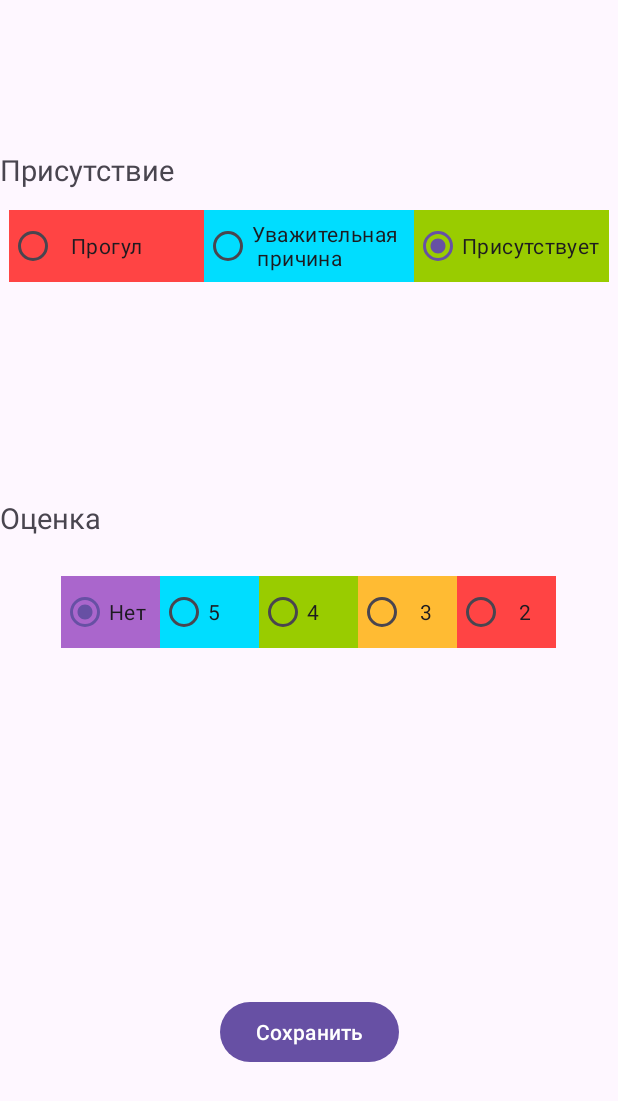
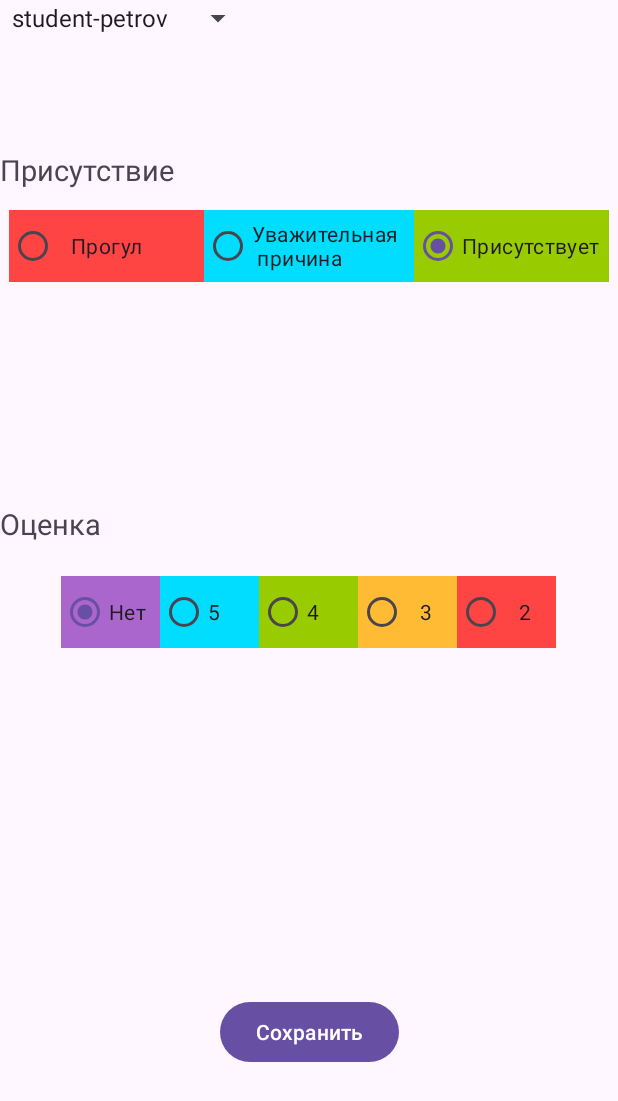
Before and after one commit to Watch-dog-s/semester_project, an Android app: the AddRecord screen opened directly, with no data from a screen before it, on a phone screen of 412 x 824 dp. Shown: the top 1101 px of the screen. Run offline under Robolectric (Android 15) with nearby library versions, the phone set to English and light mode, and no system bars; our stand-ins replace Room's generated code.

Commit message:
final version

```diff
--- a/electronic_diary/app/src/main/java/com/example/electronic_diary/AddRecord.java
+++ b/electronic_diary/app/src/main/java/com/example/electronic_diary/AddRecord.java
@@ -1,11 +1,16 @@
 package com.example.electronic_diary;
 import android.content.Context;
 import android.content.Intent;
+import android.os.AsyncTask;
 import android.os.Bundle;
+import android.util.Log;
 import android.view.View;
+import android.widget.AdapterView;
+import android.widget.ArrayAdapter;
 import android.widget.Button;
 import android.widget.EditText;
 import android.widget.RadioButton;
+import android.widget.Spinner;
 
 import androidx.activity.EdgeToEdge;
 import androidx.appcompat.app.AppCompatActivity;
@@ -13,6 +18,11 @@ import androidx.core.graphics.Insets;
 import androidx.core.view.ViewCompat;
 import androidx.core.view.WindowInsetsCompat;
 import androidx.lifecycle.ViewModelProvider;
+
+import java.util.ArrayList;
+import java.util.HashSet;
+import java.util.List;
+import java.util.Set;
 
 public class AddRecord extends AppCompatActivity {
     private RadioButton Skip;
@@ -25,11 +35,15 @@ public class AddRecord extends AppCompatActivity {
     private RadioButton ThreeMark;
     private RadioButton TwoMark;
 
-    private EditText nameEditText;
+
     private AddRecordViewModel viewModel;
+    private Spinner userSpinner;
+    private String user;
 
     @Override
-    protected void onCreate(Bundle savedInstanceState) {
+    protected void onCreate(Bundle savedInstanceState)
+    {
+
         super.onCreate(savedInstanceState);
         EdgeToEdge.enable(this);
         setContentView(R.layout.activity_add_record);
@@ -53,23 +67,33 @@ public class AddRecord extends AppCompatActivity {
         ThreeMark = findViewById(R.id.ThreeMark);
         TwoMark = findViewById(R.id.TwoMark);
 
-        // nameEditText = findViewById(R.id.nameEditText); // Инициализация EditText для имени
+
+        user="student-petrov";
 
         viewModel = new ViewModelProvider(this).get(AddRecordViewModel.class);
 
-        ButtonSave.setOnClickListener(new View.OnClickListener() {
+        ButtonSave.setOnClickListener(new View.OnClickListener()
+        {
+
+
             @Override
-            public void onClick(View v) {
-                saveRecord();
+            public void onClick(View v)
+            {
+                saveRecord(user);
                 onPreviousActivity();
             }
         });
+
+
+
+        userSpinner = findViewById(R.id.spinner1);
+        loadUsernames();
     }
 
-    private void saveRecord() {
+    private void saveRecord(String name) {
         int mark = getMark();
         int visit = getVisit();
-        String name = nameEditText.getText().toString();
+
 
         viewModel.saveRecord(mark, visit, name);
     }
@@ -109,4 +133,42 @@ public class AddRecord extends AppCompatActivity {
     protected void onPreviousActivity() {
         finish();
     }
+
+
+
+
+    private void loadUsernames() {
+        AsyncTask.execute(() -> {
+            AppDatabase db = AppDatabase.getDatabase(getApplicationContext());
+            List<String> usernames = db.userDao().getAllUsernamesWithStudent();
+
+            // Удаление повторяющихся имён
+            Set<String> uniqueUsernames = new HashSet<>(usernames);
+
+            runOnUiThread(() -> populateSpinner(uniqueUsernames));
+        });
+    }
+
+    private void populateSpinner(Set<String> usernames) {
+        ArrayAdapter<String> adapter = new ArrayAdapter<>(this, android.R.layout.simple_spinner_item, new ArrayList<>(usernames));
+        adapter.setDropDownViewResource(android.R.layout.simple_spinner_dropdown_item);
+        userSpinner.setAdapter(adapter);
+
+        userSpinner.setOnItemSelectedListener(new AdapterView.OnItemSelectedListener()
+        {
+            @Override
+            public void onItemSelected(AdapterView<?> parent, View view, int position, long id)
+            {
+                String selectedUsername = (String) parent.getItemAtPosition(position);
+                user=selectedUsername;
+
+
+            }
+
+            @Override
+            public void onNothingSelected(AdapterView<?> parent) {
+
+            }
+        });
+    }
 }
--- a/electronic_diary/app/src/main/java/com/example/electronic_diary/UserDao.java
+++ b/electronic_diary/app/src/main/java/com/example/electronic_diary/UserDao.java
@@ -4,6 +4,8 @@ import androidx.room.Dao;
 import androidx.room.Insert;
 import androidx.room.OnConflictStrategy;
 import androidx.room.Query;
+
+import java.util.List;
 
 @Dao
 public interface UserDao {
@@ -12,4 +14,8 @@ public interface UserDao {
 
     @Insert(onConflict = OnConflictStrategy.REPLACE)
     void insertUser(User user);
+
+    @Query("SELECT username FROM users WHERE username LIKE '%student%'")
+    List<String> getAllUsernamesWithStudent();
+
 }
--- a/electronic_diary/app/src/main/res/layout/activity_add_record.xml
+++ b/electronic_diary/app/src/main/res/layout/activity_add_record.xml
@@ -7,15 +7,24 @@
     android:layout_height="match_parent"
     tools:context=".AddRecord">
 
-    <TextView
-        android:id="@+id/textView1"
+    <Spinner
+        android:id="@+id/spinner1"
         android:layout_width="wrap_content"
         android:layout_height="wrap_content"
-        android:layout_marginTop="332dp"
+
+        >
+
+    </Spinner>
+
+    <TextView
+        android:id="@+id/textView11"
+        android:layout_width="wrap_content"
+        android:layout_height="wrap_content"
+        android:layout_marginTop="336dp"
         android:text="Оценка"
         android:textSize="19dp"
         app:layout_constraintTop_toTopOf="parent"
-        tools:layout_editor_absoluteX="49dp" />
+        tools:layout_editor_absoluteX="44dp" />
 
     <RadioGroup
         android:layout_width="match_parent"
```
Also changed, not shown: electronic_diary/app/src/main/java/com/example/electronic_diary/MainActivity.java (+19 -4 lines), electronic_diary/app/src/main/java/com/example/electronic_diary/MarkFragment.java (+11 -6 lines), electronic_diary/app/src/main/java/com/example/electronic_diary/StudentActivity.java (+23 -29 lines), electronic_diary/app/src/main/java/com/example/electronic_diary/TeacherActivity.java (+63 -16 lines), electronic_diary/app/src/main/java/com/example/electronic_diary/VisitFragment.java (+24 -16 lines).
